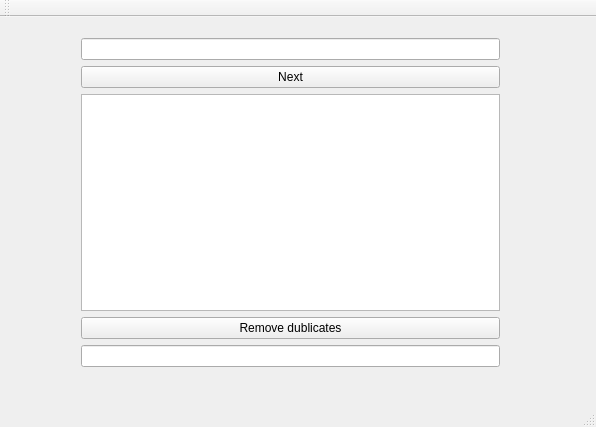
Qt form mainwindow.ui (annbumagina/dir) before a commit.
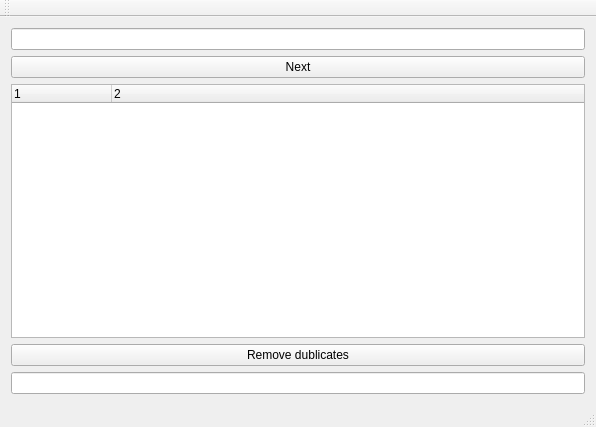
The same form after that commit.

Patch:
```diff
--- a/mainwindow.ui
+++ b/mainwindow.ui
@@ -14,15 +14,8 @@
    <string>MainWindow</string>
   </property>
   <widget class="QWidget" name="centralWidget">
-   <widget class="QWidget" name="">
-    <property name="geometry">
-     <rect>
-      <x>70</x>
-      <y>10</y>
-      <width>441</width>
-      <height>351</height>
-     </rect>
-    </property>
+   <layout class="QVBoxLayout" name="verticalLayout">
+    <item>
     <layout class="QVBoxLayout" name="verticalLayout_2">
      <item>
       <widget class="QLineEdit" name="lineEdit"/>
@@ -35,7 +28,18 @@
       </widget>
      </item>
      <item>
-      <widget class="QTextEdit" name="textEdit"/>
+       <widget class="QTreeWidget" name="treeWidget">
+        <column>
+         <property name="text">
+          <string>1</string>
+         </property>
+        </column>
+        <column>
+         <property name="text">
+          <string>2</string>
+         </property>
+        </column>
+       </widget>
      </item>
      <item>
       <widget class="QPushButton" name="removeButton">
@@ -48,7 +52,8 @@
       <widget class="QLineEdit" name="failEdit"/>
      </item>
     </layout>
-   </widget>
+    </item>
+   </layout>
   </widget>
   <widget class="QMenuBar" name="menuBar">
    <property name="geometry">
```
Lines whose indentation alone changed are shown as unchanged.
